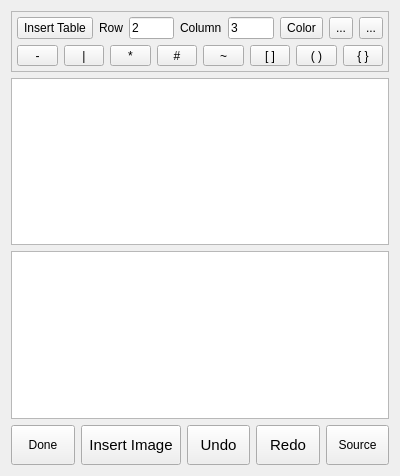
ic005k/Knot-Legacy, file src/dlgMemos.ui: the form before one commit.
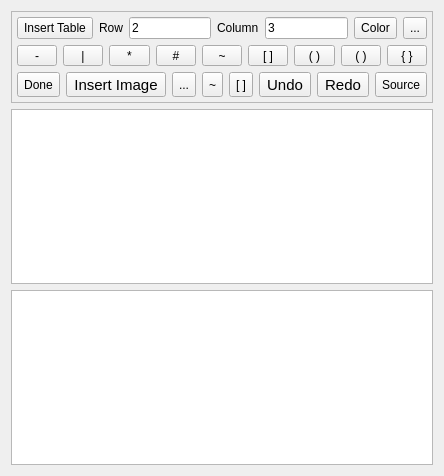
The form after the commit. Icons and pictures are not drawn.

Commit message: Optimized memo

Diff of the .ui file:
```diff
--- a/src/dlgMemos.ui
+++ b/src/dlgMemos.ui
@@ -130,29 +130,6 @@
           </property>
          </widget>
         </item>
-        <item>
-         <widget class="QToolButton" name="btnS5">
-          <property name="sizePolicy">
-           <sizepolicy hsizetype="Preferred" vsizetype="Preferred">
-            <horstretch>0</horstretch>
-            <verstretch>0</verstretch>
-           </sizepolicy>
-          </property>
-          <property name="text">
-           <string>...</string>
-          </property>
-          <property name="icon">
-           <iconset resource="../res.qrc">
-            <normaloff>:/res/font1.png</normaloff>:/res/font1.png</iconset>
-          </property>
-          <property name="iconSize">
-           <size>
-            <width>20</width>
-            <height>20</height>
-           </size>
-          </property>
-         </widget>
-        </item>
        </layout>
       </item>
       <item>
@@ -216,7 +193,7 @@
          </widget>
         </item>
         <item>
-         <widget class="QToolButton" name="btnS1">
+         <widget class="QToolButton" name="btnS6">
           <property name="sizePolicy">
            <sizepolicy hsizetype="Preferred" vsizetype="Preferred">
             <horstretch>0</horstretch>
@@ -226,20 +203,10 @@
           <property name="text">
            <string>~</string>
           </property>
-          <property name="icon">
-           <iconset resource="../res.qrc">
-            <normaloff>:/res/font2.png</normaloff>:/res/font2.png</iconset>
-          </property>
-          <property name="iconSize">
-           <size>
-            <width>20</width>
-            <height>20</height>
-           </size>
-          </property>
          </widget>
         </item>
         <item>
-         <widget class="QToolButton" name="btnS2">
+         <widget class="QToolButton" name="btnS7">
           <property name="sizePolicy">
            <sizepolicy hsizetype="Preferred" vsizetype="Preferred">
             <horstretch>0</horstretch>
@@ -249,15 +216,18 @@
           <property name="text">
            <string>[ ]</string>
           </property>
-          <property name="icon">
-           <iconset resource="../res.qrc">
-            <normaloff>:/res/font3.png</normaloff>:/res/font3.png</iconset>
+         </widget>
+        </item>
+        <item>
+         <widget class="QToolButton" name="btnS8">
+          <property name="sizePolicy">
+           <sizepolicy hsizetype="Preferred" vsizetype="Preferred">
+            <horstretch>0</horstretch>
+            <verstretch>0</verstretch>
+           </sizepolicy>
           </property>
-          <property name="iconSize">
-           <size>
-            <width>20</width>
-            <height>20</height>
-           </size>
+          <property name="text">
+           <string>( )</string>
           </property>
          </widget>
         </item>
@@ -309,19 +279,6 @@
         </item>
        </layout>
       </item>
-     </layout>
-    </widget>
-   </item>
-   <item>
-    <widget class="QTextEdit" name="textEdit"/>
-   </item>
-   <item>
-    <widget class="QTextEdit" name="editSource">
-     <property name="acceptRichText">
-      <bool>false</bool>
-     </property>
-    </widget>
-   </item>
    <item>
     <layout class="QHBoxLayout" name="horizontalLayout_2">
      <item>
@@ -335,7 +292,13 @@
        <property name="minimumSize">
         <size>
          <width>0</width>
-         <height>40</height>
+            <height>0</height>
+           </size>
+          </property>
+          <property name="maximumSize">
+           <size>
+            <width>16777215</width>
+            <height>30</height>
         </size>
        </property>
        <property name="text">
@@ -359,8 +322,14 @@
        </property>
        <property name="minimumSize">
         <size>
-         <width>50</width>
-         <height>40</height>
+            <width>0</width>
+            <height>0</height>
+           </size>
+          </property>
+          <property name="maximumSize">
+           <size>
+            <width>16777215</width>
+            <height>30</height>
         </size>
        </property>
        <property name="font">
@@ -386,6 +355,75 @@
        </property>
       </widget>
      </item>
+        <item>
+         <widget class="QToolButton" name="btnS5">
+          <property name="sizePolicy">
+           <sizepolicy hsizetype="Preferred" vsizetype="Preferred">
+            <horstretch>0</horstretch>
+            <verstretch>0</verstretch>
+           </sizepolicy>
+          </property>
+          <property name="text">
+           <string>...</string>
+          </property>
+          <property name="icon">
+           <iconset resource="../res.qrc">
+            <normaloff>:/res/font1.png</normaloff>:/res/font1.png</iconset>
+          </property>
+          <property name="iconSize">
+           <size>
+            <width>20</width>
+            <height>20</height>
+           </size>
+          </property>
+         </widget>
+        </item>
+        <item>
+         <widget class="QToolButton" name="btnS1">
+          <property name="sizePolicy">
+           <sizepolicy hsizetype="Preferred" vsizetype="Preferred">
+            <horstretch>0</horstretch>
+            <verstretch>0</verstretch>
+           </sizepolicy>
+          </property>
+          <property name="text">
+           <string>~</string>
+          </property>
+          <property name="icon">
+           <iconset resource="../res.qrc">
+            <normaloff>:/res/font2.png</normaloff>:/res/font2.png</iconset>
+          </property>
+          <property name="iconSize">
+           <size>
+            <width>20</width>
+            <height>20</height>
+           </size>
+          </property>
+         </widget>
+        </item>
+        <item>
+         <widget class="QToolButton" name="btnS2">
+          <property name="sizePolicy">
+           <sizepolicy hsizetype="Preferred" vsizetype="Preferred">
+            <horstretch>0</horstretch>
+            <verstretch>0</verstretch>
+           </sizepolicy>
+          </property>
+          <property name="text">
+           <string>[ ]</string>
+          </property>
+          <property name="icon">
+           <iconset resource="../res.qrc">
+            <normaloff>:/res/font3.png</normaloff>:/res/font3.png</iconset>
+          </property>
+          <property name="iconSize">
+           <size>
+            <width>20</width>
+            <height>20</height>
+           </size>
+          </property>
+         </widget>
+        </item>
      <item>
       <widget class="QToolButton" name="btnUndo">
        <property name="sizePolicy">
@@ -396,8 +434,14 @@
        </property>
        <property name="minimumSize">
         <size>
-         <width>50</width>
-         <height>40</height>
+            <width>0</width>
+            <height>0</height>
+           </size>
+          </property>
+          <property name="maximumSize">
+           <size>
+            <width>16777215</width>
+            <height>30</height>
         </size>
        </property>
        <property name="font">
@@ -433,8 +477,14 @@
        </property>
        <property name="minimumSize">
         <size>
-         <width>50</width>
-         <height>40</height>
+            <width>0</width>
+            <height>0</height>
+           </size>
+          </property>
+          <property name="maximumSize">
+           <size>
+            <width>16777215</width>
+            <height>30</height>
         </size>
        </property>
        <property name="font">
@@ -470,8 +520,14 @@
        </property>
        <property name="minimumSize">
         <size>
-         <width>50</width>
-         <height>40</height>
+            <width>0</width>
+            <height>0</height>
+           </size>
+          </property>
+          <property name="maximumSize">
+           <size>
+            <width>16777215</width>
+            <height>30</height>
         </size>
        </property>
        <property name="text">
@@ -483,6 +539,19 @@
       </widget>
      </item>
     </layout>
+      </item>
+     </layout>
+    </widget>
+   </item>
+   <item>
+    <widget class="QTextEdit" name="textEdit"/>
+   </item>
+   <item>
+    <widget class="QTextEdit" name="editSource">
+     <property name="acceptRichText">
+      <bool>false</bool>
+     </property>
+    </widget>
    </item>
   </layout>
  </widget>
```
Lines whose indentation alone changed are shown as unchanged. The commit also changes 2 other files.
